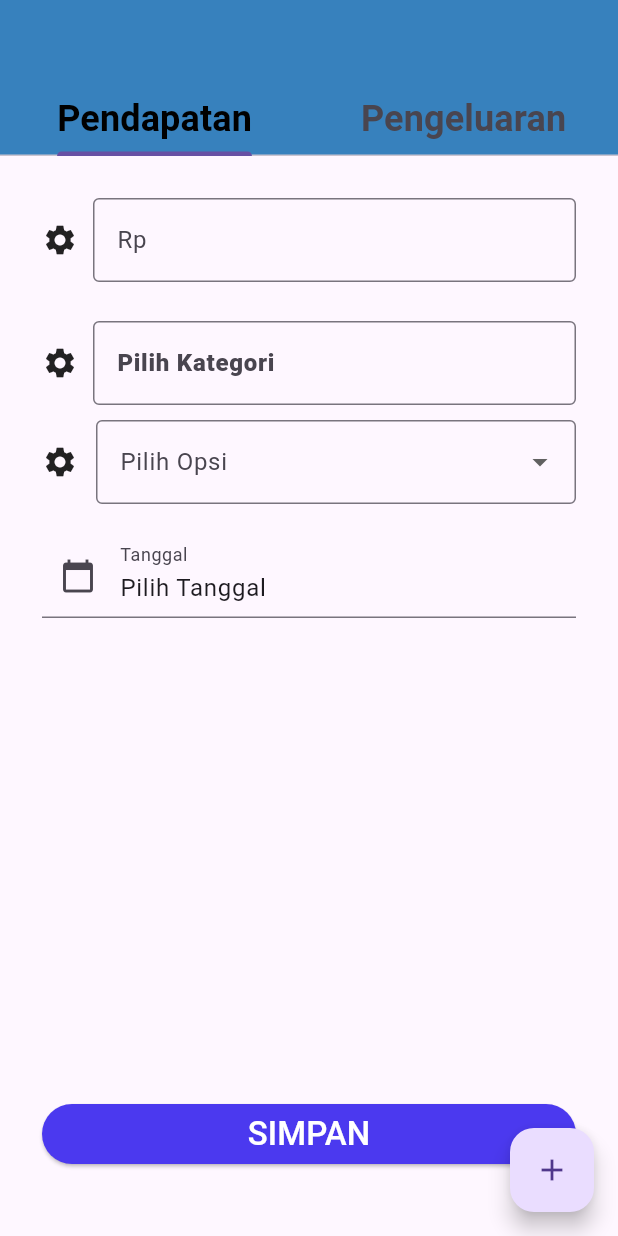
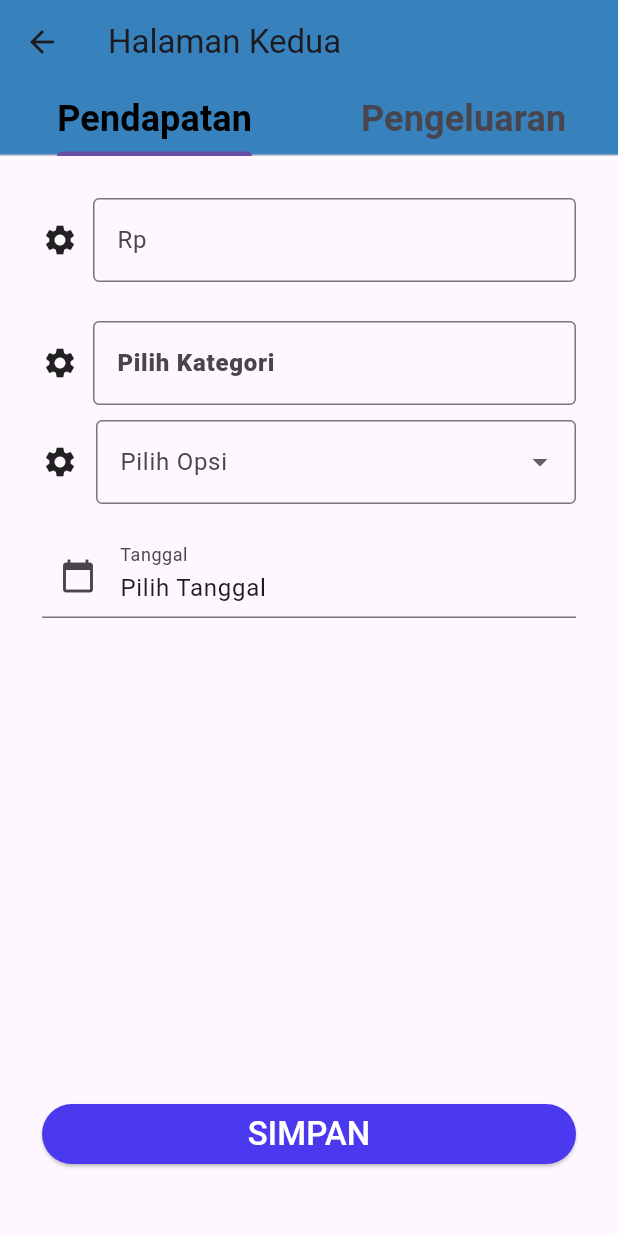
Before and after one commit to LEONSG1/ppp, a Flutter app: the screen it shows after launch, after a tap on the "add" icon, on a phone screen of 412 x 824 dp. Run offline on Flutter 3.47's test engine with Material 3 defaults, Android fonts, the phone set to English and light mode, and no system bars.

```diff
--- a/lib/homepage.dart
+++ b/lib/homepage.dart
@@ -1,4 +1,5 @@
 import 'package:flutter/material.dart';
+import 'package:flutter_application_122/secondpage.dart'; // Import halaman kedua
 
 class Homepage extends StatefulWidget {
   const Homepage({super.key});
@@ -8,186 +9,26 @@
 }
 
 class _HomepageState extends State<Homepage> {
-  bool _showTabs = false;
-  DateTime? _selectedDate;
-
-  Future<void> _selectDate(BuildContext context) async {
-    final DateTime? picked = await showDatePicker(
-      context: context,
-      initialDate: DateTime.now(),
-      firstDate: DateTime(2000),
-      lastDate: DateTime(2101),
-    );
-    if (picked != null && picked != _selectedDate) {
-      setState(() {
-        _selectedDate = picked;
-      });
-    }
-  }
-
   @override
   Widget build(BuildContext context) {
-    return DefaultTabController(
-      length: 2,
-      child: Scaffold(
+    return Scaffold(
       appBar: AppBar(
         backgroundColor: const Color.fromARGB(255, 55, 129, 189),
-          bottom: _showTabs
-              ? const TabBar(
-                  tabs: [
-                    Tab(text: "Pendapatan"),
-                    Tab(text: "Pengeluaran"),
-                  ],
-                  labelStyle: TextStyle(
-                    color: Colors.black, // Warna teks untuk tab yang dipilih
-                    fontSize: 24, // Ukuran font
-                    fontWeight: FontWeight.bold, // Ketebalan font
+        title: const Text('Halaman Pertama'),
       ),
-                )
-              : null,
-        ),
-        body: _showTabs
-            ? TabBarView(
-                children: [
-                  _buildTabContent(), // Isi untuk tab Pendapatan
-                  _buildTabContent(), // Isi untuk tab Pengeluaran
-                ],
-              )
-            : const Center(
+      body: const Center(
         child: Text("Tekan tombol di bawah untuk memulai"),
       ),
       floatingActionButton: FloatingActionButton(
         onPressed: () {
-            setState(() {
-              _showTabs = true; // Menampilkan TabBar dan konten
-            });
+          Navigator.push(
+            context,
+            MaterialPageRoute(
+                builder: (context) =>
+                    const SecondPage()), // Navigasi ke halaman kedua
+          );
         },
         child: const Icon(Icons.add),
-        ),
-      ),
-    );
-  }
-
-  Widget _buildTabContent() {
-    return Padding(
-      padding: const EdgeInsets.all(28.0),
-      child: Column(
-        children: [
-          const Row(
-            children: [
-              Icon(Icons.settings),
-              SizedBox(
-                width: 10,
-              ),
-              Expanded(
-                child: TextField(
-                  decoration: InputDecoration(
-                    labelText: 'Rp',
-                    border: OutlineInputBorder(),
-                  ),
-                ),
-              ),
-            ],
-          ),
-          const SizedBox(height: 26),
-          const Row(
-            children: [
-              Icon(Icons.settings),
-              SizedBox(
-                width: 10,
-              ),
-              Expanded(
-                child: TextField(
-                  decoration: InputDecoration(
-                    labelText: 'Pilih Kategori',
-                    labelStyle: TextStyle(
-                      fontWeight:
-                          FontWeight.w900, // Mengatur label menjadi bold
-                    ),
-                    hintText: 'Masukkan nama lengkap di sini',
-                    border: OutlineInputBorder(),
-                  ),
-                ),
-              ),
-            ],
-          ),
-          const SizedBox(height: 10),
-          Row(
-            children: [
-              const Icon(Icons.settings),
-              const SizedBox(
-                width: 12,
-              ),
-              Expanded(
-                child: DropdownButtonFormField<String>(
-                  decoration: const InputDecoration(
-                    labelText: 'Pilih Opsi',
-                    border: OutlineInputBorder(),
-                  ),
-                  items:
-                      ['Option 1', 'Option 2', 'Option 3'].map((String item) {
-                    return DropdownMenuItem<String>(
-                      value: item,
-                      child: Text(item),
-                    );
-                  }).toList(),
-                  onChanged: (String? newValue) {
-                    // Logika perubahan nilai dropdown
-                  },
-                ),
-              ),
-            ],
-          ),
-          const SizedBox(height: 20),
-          Row(
-            children: [
-              Expanded(
-                child: GestureDetector(
-                  onTap: () => _selectDate(context),
-                  child: AbsorbPointer(
-                    child: TextField(
-                      controller: TextEditingController(
-                        text: _selectedDate != null
-                            ? "${_selectedDate!.toLocal()}"
-                                .split(' ')[0] // Format tanggal
-                            : 'Pilih Tanggal',
-                      ),
-                      decoration: const InputDecoration(
-                        labelText: 'Tanggal',
-                        hintText: 'Pilih Tanggal',
-                        prefixIcon: Icon(Icons.calendar_today),
-                      ),
-                    ),
-                  ),
-                ),
-              ),
-            ],
-          ),
-          const Spacer(),
-          Padding(
-            padding: const EdgeInsets.symmetric(
-                vertical: 16), // Jarak dari tepi layar
-            child: Align(
-              alignment:
-                  Alignment.bottomCenter, // Memusatkan tombol di bagian bawah
-              child: SizedBox(
-                width: double.infinity, // Membuat tombol selebar mungkin
-                child: ElevatedButton(
-                  onPressed: () {},
-                  style: ElevatedButton.styleFrom(
-                    backgroundColor:
-                        const Color(0xFF4B39EF), // Warna latar belakang tombol
-                    foregroundColor: Colors.white, // Warna teks tombol
-                  ),
-                  child: const Text(
-                    'SIMPAN',
-                    style: TextStyle(fontSize: 22),
-                  ),
-                ),
-              ),
-            ),
-          )
-        ],
       ),
     );
   }
```
Lines whose indentation alone changed are shown as unchanged.
